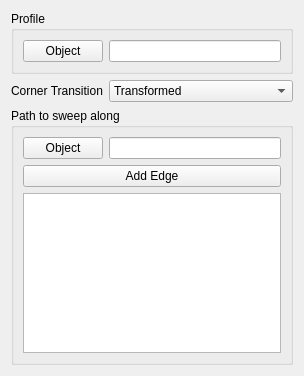
First picture: the form in src/Mod/PartDesign/Gui/TaskPipeParameters.ui, repository wavexx/FreeCAD, before the edit.
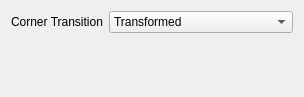
Second picture: the form after the edit.

Commit message:
PD: expose Profile in editing tasl for sketch based feature
Create helper class LinkSubWidget in TaskSketchBasedParameters.h/cpp to
handle reference selection for a property of type App::PropertyLinkSub.
Reuse this class to handle profile, pipe sweep path and aux path selection.

The edit to the form file:
```diff
--- a/src/Mod/PartDesign/Gui/TaskPipeParameters.ui
+++ b/src/Mod/PartDesign/Gui/TaskPipeParameters.ui
@@ -7,7 +7,7 @@
     <x>0</x>
     <y>0</y>
     <width>304</width>
-    <height>376</height>
+    <height>97</height>
    </rect>
   </property>
   <property name="minimumSize">
@@ -20,36 +20,6 @@
    <string>Form</string>
   </property>
   <layout class="QVBoxLayout" name="verticalLayout_2">
-   <item>
-    <widget class="QGroupBox" name="groupprofile">
-     <property name="title">
-      <string>Profile</string>
-     </property>
-     <layout class="QVBoxLayout">
-      <item>
-       <layout class="QHBoxLayout">
-        <item>
-         <widget class="QPushButton" name="buttonProfileBase">
-          <property name="text">
-           <string>Object</string>
-          </property>
-          <property name="checkable">
-           <bool>true</bool>
-          </property>
-         </widget>
-        </item>
-        <item>
-         <widget class="QLineEdit" name="profileBaseEdit">
-          <property name="readOnly">
-           <bool>true</bool>
-          </property>
-         </widget>
-        </item>
-       </layout>
-      </item>
-     </layout>
-    </widget>
-   </item>
    <item>
     <layout class="QFormLayout" name="formLayout">
      <property name="fieldGrowthPolicy">
@@ -90,93 +60,17 @@
     </layout>
    </item>
    <item>
-    <widget class="QGroupBox" name="groupBox">
-     <property name="title">
-      <string>Path to sweep along</string>
+    <spacer name="verticalSpacer">
+     <property name="orientation">
+      <enum>Qt::Vertical</enum>
      </property>
-     <layout class="QVBoxLayout" name="verticalLayout">
-      <item>
-       <layout class="QHBoxLayout" name="horizontalLayout">
-        <item>
-         <widget class="QPushButton" name="buttonSpineBase">
-          <property name="text">
-           <string>Object</string>
-          </property>
-          <property name="checkable">
-           <bool>true</bool>
-          </property>
-         </widget>
-        </item>
-        <item>
-         <widget class="QLineEdit" name="spineBaseEdit">
-          <property name="readOnly">
-           <bool>true</bool>
-          </property>
-         </widget>
-        </item>
-       </layout>
-      </item>
-      <item>
-       <layout class="QHBoxLayout" name="horizontalLayout_4">
-        <item>
-         <widget class="QPushButton" name="buttonRefAdd">
-          <property name="enabled">
-           <bool>true</bool>
-          </property>
-          <property name="sizePolicy">
-           <sizepolicy hsizetype="Expanding" vsizetype="Fixed">
-            <horstretch>0</horstretch>
-            <verstretch>0</verstretch>
-           </sizepolicy>
-          </property>
-          <property name="text">
-           <string>Add Edge</string>
-          </property>
-          <property name="checkable">
-           <bool>true</bool>
-          </property>
-          <property name="checked">
-           <bool>false</bool>
-          </property>
-         </widget>
-        </item>
-       </layout>
-      </item>
-      <item>
-       <widget class="QTreeWidget" name="treeWidgetReferences">
-        <property name="sizePolicy">
-         <sizepolicy hsizetype="Expanding" vsizetype="MinimumExpanding">
-          <horstretch>0</horstretch>
-          <verstretch>0</verstretch>
-         </sizepolicy>
-        </property>
-        <property name="minimumSize">
-         <size>
-          <width>0</width>
-          <height>150</height>
-         </size>
-        </property>
-        <property name="toolTip">
-         <string>Right click or press 'Del' to delete the selected items.</string>
-        </property>
-        <property name="alternatingRowColors">
-         <bool>false</bool>
-        </property>
-        <property name="selectionMode">
-         <enum>QAbstractItemView::ExtendedSelection</enum>
-        </property>
-        <attribute name="headerVisible">
-         <bool>false</bool>
-        </attribute>
-        <column>
-         <property name="text">
-          <string notr="true">1</string>
-         </property>
-        </column>
-       </widget>
-      </item>
-     </layout>
-    </widget>
+     <property name="sizeHint" stdset="0">
+      <size>
+       <width>20</width>
+       <height>40</height>
+      </size>
+     </property>
+    </spacer>
    </item>
   </layout>
  </widget>
```
The commit also changes 34 other files.
